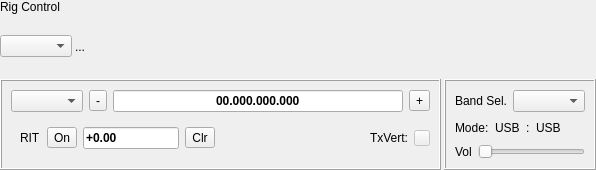
Qt form mqt/MqtLogger/rigcontrolframe.ui (Rsclub22/Minos2-Mirror) before a commit.
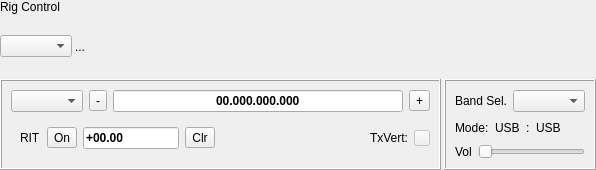
The same form after that commit. Custom widgets are drawn as their Qt base class.

Commit message: remove prevent s-meter when using Yaesu radios

```diff
--- a/mqt/MqtLogger/rigcontrolframe.ui
+++ b/mqt/MqtLogger/rigcontrolframe.ui
@@ -222,10 +222,10 @@
                 <enum>Qt::ClickFocus</enum>
                </property>
                <property name="inputMask">
-                <string>x9.99</string>
+                <string>x99.99</string>
                </property>
                <property name="text">
-                <string>+0.00</string>
+                <string>+00.00</string>
                </property>
               </widget>
              </item>
```
The commit also changes 2 other files.
